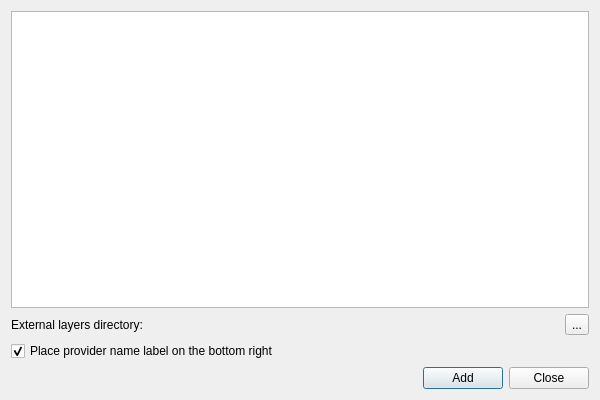
The window that addlayerdialog.ui (minorua/TileLayerPlugin) describes before a commit, drawn with Qt 5.
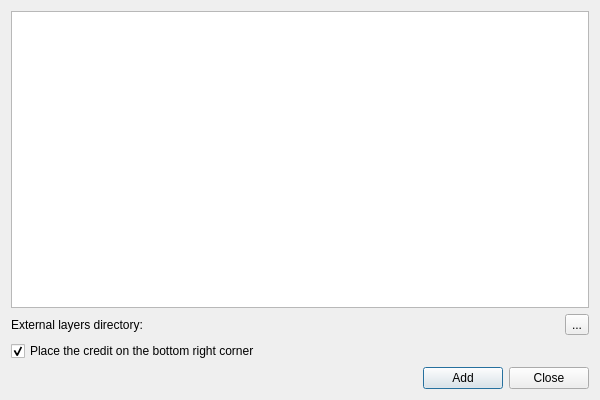
The same window after the commit.

Commit message: rename provider name label to credit

```diff
--- a/addlayerdialog.ui
+++ b/addlayerdialog.ui
@@ -69,7 +69,7 @@
         <bool>true</bool>
        </property>
        <property name="text">
-        <string>Place provider name label on the bottom right</string>
+        <string>Place the credit on the bottom right corner</string>
        </property>
        <property name="checked">
         <bool>true</bool>
```
The commit also changes 4 other files.
